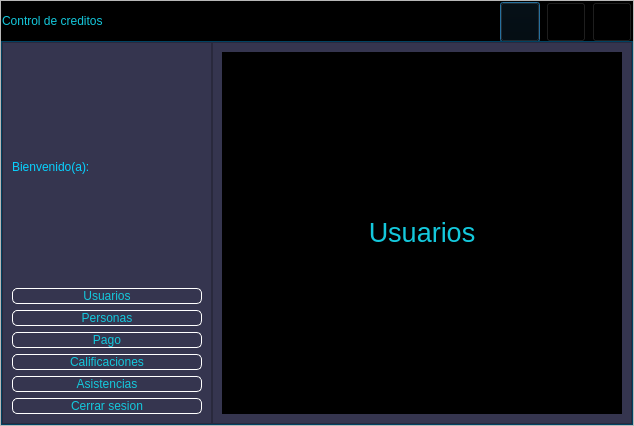
The window that PracticaC4_1/Gui/ControlWindows.ui (FaTeWendering/PracticaC4_1_admin_database) describes before a commit, drawn with Qt 5.
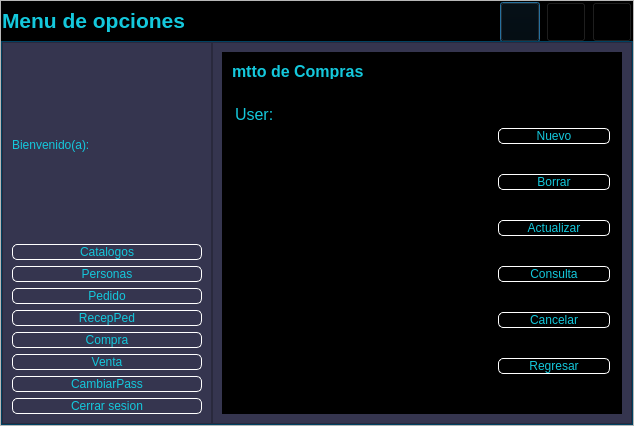
The same window after the commit. The open tabs and pages were chosen to show the change. Icons and pictures are not drawn.

Diff of the .ui file:
```diff
--- a/PracticaC4_1/Gui/ControlWindows.ui
+++ b/PracticaC4_1/Gui/ControlWindows.ui
@@ -90,7 +90,7 @@
 color:rgb(20, 200, 220)</string>
            </property>
            <property name="text">
-            <string>Control de creditos</string>
+            <string>&lt;html&gt;&lt;head/&gt;&lt;body&gt;&lt;p&gt;&lt;span style=&quot; font-size:16pt; font-weight:600;&quot;&gt;Menu de opciones&lt;/span&gt;&lt;/p&gt;&lt;/body&gt;&lt;/html&gt;</string>
            </property>
           </widget>
          </item>
@@ -243,7 +243,8 @@
             <item>
              <widget class="QLabel" name="lbl_bienvenida">
               <property name="styleSheet">
-               <string notr="true">color: rgb(8, 209, 254);</string>
+               <string notr="true">font: 87 12pt &quot;Arial Black&quot;;
+color: rgb(20, 200, 220);</string>
               </property>
               <property name="text">
                <string>Bienvenido(a):</string>
@@ -253,7 +254,7 @@
             <item>
              <widget class="QPushButton" name="btn_usuarios">
               <property name="text">
-               <string>Usuarios</string>
+               <string>Catalogos</string>
               </property>
              </widget>
             </item>
@@ -267,21 +268,35 @@
             <item>
              <widget class="QPushButton" name="btn_productos">
               <property name="text">
-               <string>Pago</string>
+               <string>Pedido</string>
               </property>
              </widget>
             </item>
             <item>
              <widget class="QPushButton" name="pushButton">
               <property name="text">
-               <string>Calificaciones</string>
+               <string>RecepPed</string>
               </property>
              </widget>
             </item>
             <item>
              <widget class="QPushButton" name="pushButton_2">
               <property name="text">
-               <string>Asistencias</string>
+               <string>Compra</string>
+              </property>
+             </widget>
+            </item>
+            <item>
+             <widget class="QPushButton" name="pushButton_3">
+              <property name="text">
+               <string>Venta</string>
+              </property>
+             </widget>
+            </item>
+            <item>
+             <widget class="QPushButton" name="pushButton_4">
+              <property name="text">
+               <string>CambiarPass</string>
               </property>
              </widget>
             </item>
@@ -321,15 +336,7 @@
                <string notr="true">background-color:rgb(0, 0, 0)</string>
               </property>
               <widget class="QWidget" name="page">
-               <layout class="QVBoxLayout" name="verticalLayout_7">
-                <item>
-                 <widget class="QLabel" name="label_4">
-                  <property name="text">
-                   <string>&lt;html&gt;&lt;head/&gt;&lt;body&gt;&lt;p align=&quot;center&quot;&gt;&lt;span style=&quot; font-size:20pt;&quot;&gt;Usuarios&lt;/span&gt;&lt;/p&gt;&lt;/body&gt;&lt;/html&gt;</string>
-                  </property>
-                 </widget>
-                </item>
-               </layout>
+               <layout class="QVBoxLayout" name="verticalLayout_7"/>
               </widget>
               <widget class="QWidget" name="page_2">
                <layout class="QVBoxLayout" name="verticalLayout_6">
@@ -364,6 +371,227 @@
                 </item>
                </layout>
               </widget>
+              <widget class="QWidget" name="page_5">
+               <layout class="QVBoxLayout" name="verticalLayout_8" stretch="1,8">
+                <property name="spacing">
+                 <number>0</number>
+                </property>
+                <property name="leftMargin">
+                 <number>0</number>
+                </property>
+                <property name="topMargin">
+                 <number>0</number>
+                </property>
+                <property name="rightMargin">
+                 <number>0</number>
+                </property>
+                <property name="bottomMargin">
+                 <number>0</number>
+                </property>
+                <item>
+                 <widget class="QFrame" name="frame_6">
+                  <property name="maximumSize">
+                   <size>
+                    <width>16777215</width>
+                    <height>40</height>
+                   </size>
+                  </property>
+                  <property name="frameShape">
+                   <enum>QFrame::StyledPanel</enum>
+                  </property>
+                  <property name="frameShadow">
+                   <enum>QFrame::Raised</enum>
+                  </property>
+                  <widget class="QLabel" name="label_4">
+                   <property name="geometry">
+                    <rect>
+                     <x>10</x>
+                     <y>10</y>
+                     <width>181</width>
+                     <height>17</height>
+                    </rect>
+                   </property>
+                   <property name="text">
+                    <string>&lt;html&gt;&lt;head/&gt;&lt;body&gt;&lt;p&gt;&lt;span style=&quot; font-size:12pt; font-weight:600;&quot;&gt;mtto de Compras&lt;/span&gt;&lt;/p&gt;&lt;/body&gt;&lt;/html&gt;</string>
+                   </property>
+                  </widget>
+                 </widget>
+                </item>
+                <item>
+                 <widget class="QFrame" name="frame_7">
+                  <property name="frameShape">
+                   <enum>QFrame::StyledPanel</enum>
+                  </property>
+                  <property name="frameShadow">
+                   <enum>QFrame::Raised</enum>
+                  </property>
+                  <layout class="QHBoxLayout" name="horizontalLayout_4" stretch="8">
+                   <property name="spacing">
+                    <number>0</number>
+                   </property>
+                   <property name="leftMargin">
+                    <number>0</number>
+                   </property>
+                   <property name="topMargin">
+                    <number>0</number>
+                   </property>
+                   <property name="rightMargin">
+                    <number>0</number>
+                   </property>
+                   <property name="bottomMargin">
+                    <number>0</number>
+                   </property>
+                   <item>
+                    <widget class="QFrame" name="frame_8">
+                     <property name="frameShape">
+                      <enum>QFrame::StyledPanel</enum>
+                     </property>
+                     <property name="frameShadow">
+                      <enum>QFrame::Raised</enum>
+                     </property>
+                     <layout class="QHBoxLayout" name="horizontalLayout_5" stretch="8,4">
+                      <property name="spacing">
+                       <number>0</number>
+                      </property>
+                      <property name="leftMargin">
+                       <number>0</number>
+                      </property>
+                      <property name="topMargin">
+                       <number>0</number>
+                      </property>
+                      <property name="rightMargin">
+                       <number>0</number>
+                      </property>
+                      <property name="bottomMargin">
+                       <number>0</number>
+                      </property>
+                      <item>
+                       <widget class="QFrame" name="frame_10">
+                        <property name="frameShape">
+                         <enum>QFrame::StyledPanel</enum>
+                        </property>
+                        <property name="frameShadow">
+                         <enum>QFrame::Raised</enum>
+                        </property>
+                        <layout class="QVBoxLayout" name="verticalLayout_9" stretch="1,8">
+                         <property name="spacing">
+                          <number>0</number>
+                         </property>
+                         <property name="leftMargin">
+                          <number>0</number>
+                         </property>
+                         <property name="topMargin">
+                          <number>0</number>
+                         </property>
+                         <property name="rightMargin">
+                          <number>0</number>
+                         </property>
+                         <property name="bottomMargin">
+                          <number>0</number>
+                         </property>
+                         <item>
+                          <widget class="QFrame" name="frame_12">
+                           <property name="frameShape">
+                            <enum>QFrame::StyledPanel</enum>
+                           </property>
+                           <property name="frameShadow">
+                            <enum>QFrame::Raised</enum>
+                           </property>
+                           <layout class="QHBoxLayout" name="horizontalLayout_6">
+                            <item>
+                             <widget class="QLabel" name="label_6">
+                              <property name="text">
+                               <string>&lt;html&gt;&lt;head/&gt;&lt;body&gt;&lt;p&gt;&lt;span style=&quot; font-size:12pt;&quot;&gt;User:&lt;/span&gt;&lt;/p&gt;&lt;/body&gt;&lt;/html&gt;</string>
+                              </property>
+                             </widget>
+                            </item>
+                           </layout>
+                          </widget>
+                         </item>
+                         <item>
+                          <widget class="QFrame" name="frame_13">
+                           <property name="frameShape">
+                            <enum>QFrame::StyledPanel</enum>
+                           </property>
+                           <property name="frameShadow">
+                            <enum>QFrame::Raised</enum>
+                           </property>
+                          </widget>
+                         </item>
+                        </layout>
+                       </widget>
+                      </item>
+                      <item>
+                       <widget class="QFrame" name="frame_11">
+                        <property name="styleSheet">
+                         <string notr="true">QPushButton{
+font: 87 12pt &quot;Arial Black&quot;;
+background-color:#000000ff;
+color: rgb(20, 200, 220);
+border-radius:5px;
+border: 1px solid white;
+}</string>
+                        </property>
+                        <property name="frameShape">
+                         <enum>QFrame::StyledPanel</enum>
+                        </property>
+                        <property name="frameShadow">
+                         <enum>QFrame::Raised</enum>
+                        </property>
+                        <layout class="QVBoxLayout" name="verticalLayout_10">
+                         <item>
+                          <widget class="QPushButton" name="pushButton_5">
+                           <property name="text">
+                            <string>Nuevo</string>
+                           </property>
+                          </widget>
+                         </item>
+                         <item>
+                          <widget class="QPushButton" name="pushButton_6">
+                           <property name="text">
+                            <string>Borrar</string>
+                           </property>
+                          </widget>
+                         </item>
+                         <item>
+                          <widget class="QPushButton" name="pushButton_7">
+                           <property name="text">
+                            <string>Actualizar</string>
+                           </property>
+                          </widget>
+                         </item>
+                         <item>
+                          <widget class="QPushButton" name="pushButton_8">
+                           <property name="text">
+                            <string>Consulta</string>
+                           </property>
+                          </widget>
+                         </item>
+                         <item>
+                          <widget class="QPushButton" name="pushButton_9">
+                           <property name="text">
+                            <string>Cancelar</string>
+                           </property>
+                          </widget>
+                         </item>
+                         <item>
+                          <widget class="QPushButton" name="pushButton_10">
+                           <property name="text">
+                            <string>Regresar</string>
+                           </property>
+                          </widget>
+                         </item>
+                        </layout>
+                       </widget>
+                      </item>
+                     </layout>
+                    </widget>
+                   </item>
+                  </layout>
+                 </widget>
+                </item>
+               </layout>
+              </widget>
              </widget>
             </item>
            </layout>
```
